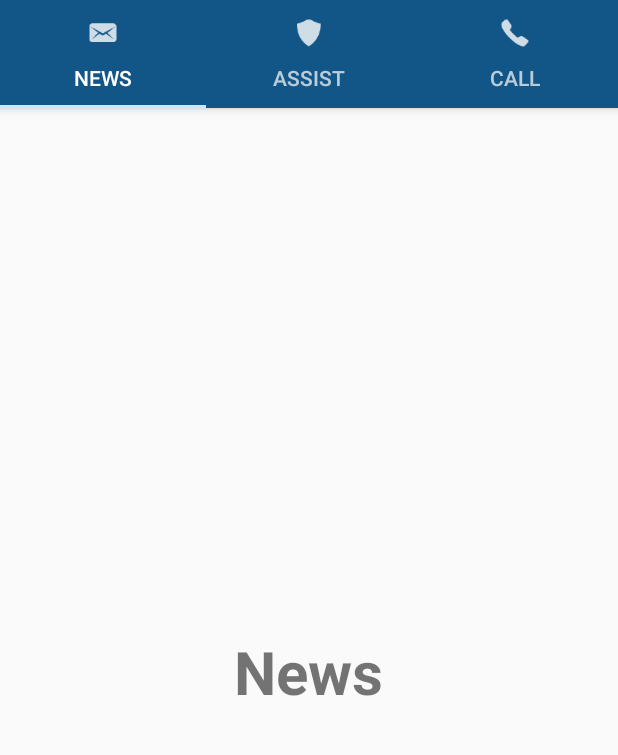
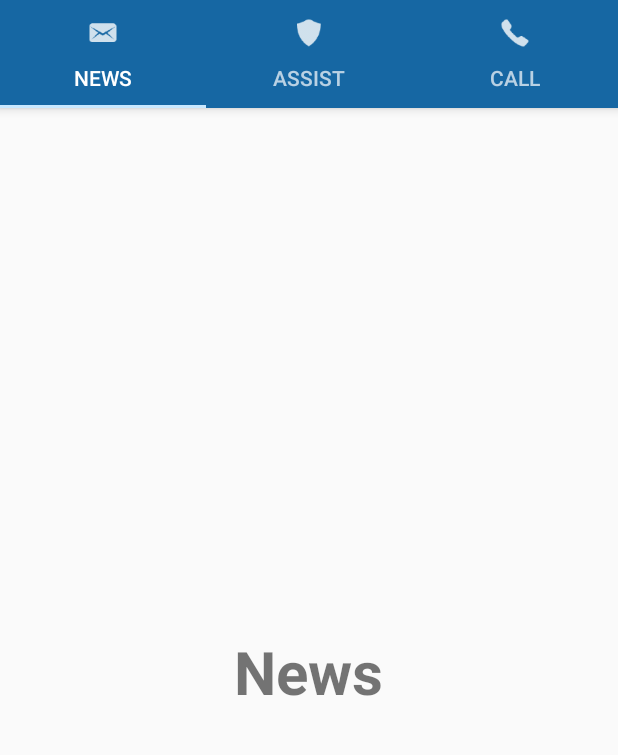
Before and after one commit to AlexKiss6/Code-Blue, an Android app: the screen it shows after launch (MainActivity), on a phone screen of 412 x 824 dp, the part 84-839 px from its top. Run offline under Robolectric (Android 15) with nearby library versions, the phone set to English and light mode, and no system bars.

Commit message:
changed background color of tabs

```diff
--- a/app/src/main/res/layout/activity_main.xml
+++ b/app/src/main/res/layout/activity_main.xml
@@ -21,6 +21,7 @@
             android:id="@+id/tabs"
             android:layout_width="match_parent"
             android:layout_height="wrap_content"
+            android:background="@color/colorSecondary"
             app:tabMode="fixed"
             app:tabGravity="fill"/>
     </android.support.design.widget.AppBarLayout>
--- a/app/src/main/res/values/colors.xml
+++ b/app/src/main/res/values/colors.xml
@@ -1,6 +1,7 @@
 <?xml version="1.0" encoding="utf-8"?>
 <resources>
     <color name="colorPrimary">#125688</color>
+    <color name="colorSecondary">#1667a3</color>
     <color name="colorPrimaryDark">#125688</color>
     <color name="textColorPrimary">#FFFFFF</color>
     <color name="windowBackground">#FFFFFF</color>
```
